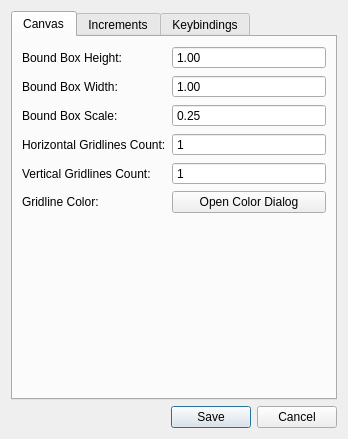
First picture: the form in src/widgets/dialogs/appsettingsdialog.ui, repository Bubu-Droid/isophine, before the edit.
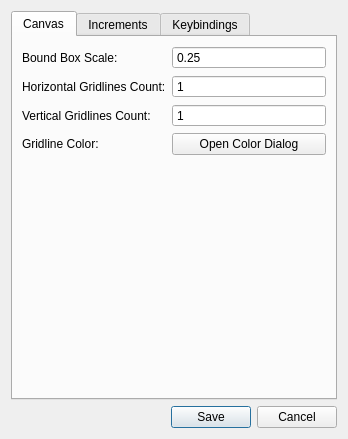
Second picture: the form after the edit. The open tabs and pages were chosen to show the change.

Commit message: feat: remove boundbox dimensions and swap order of next and prev page edits

The edit to the form file:
```diff
--- a/src/widgets/dialogs/appsettingsdialog.ui
+++ b/src/widgets/dialogs/appsettingsdialog.ui
@@ -27,131 +27,85 @@
        <item row="0" column="0">
         <layout class="QFormLayout" name="formLayout_3">
          <item row="0" column="0">
-          <widget class="QLabel" name="boxHeightLabel">
-           <property name="text">
-            <string>Bound Box Height:</string>
-           </property>
-          </widget>
-         </item>
-         <item row="0" column="1">
-          <widget class="QDoubleSpinBox" name="boxHeightSpinBox">
-           <property name="focusPolicy">
-            <enum>Qt::FocusPolicy::StrongFocus</enum>
-           </property>
-           <property name="buttonSymbols">
-            <enum>QAbstractSpinBox::ButtonSymbols::NoButtons</enum>
-           </property>
-           <property name="minimum">
-            <double>1.000000000000000</double>
-           </property>
-           <property name="maximum">
-            <double>3000.000000000000000</double>
-           </property>
-          </widget>
-         </item>
-         <item row="1" column="0">
-          <widget class="QLabel" name="boxWidthLabel">
-           <property name="text">
-            <string>Bound Box Width:</string>
-           </property>
-          </widget>
-         </item>
-         <item row="1" column="1">
-          <widget class="QDoubleSpinBox" name="boxWidthSpinBox">
-           <property name="focusPolicy">
-            <enum>Qt::FocusPolicy::StrongFocus</enum>
-           </property>
-           <property name="buttonSymbols">
-            <enum>QAbstractSpinBox::ButtonSymbols::NoButtons</enum>
-           </property>
-           <property name="minimum">
-            <double>1.000000000000000</double>
-           </property>
-           <property name="maximum">
-            <double>3000.000000000000000</double>
-           </property>
-          </widget>
-         </item>
-         <item row="2" column="0">
           <widget class="QLabel" name="boxScaleLabel">
            <property name="text">
             <string>Bound Box Scale:</string>
            </property>
           </widget>
          </item>
-         <item row="3" column="0">
+         <item row="0" column="1">
+          <widget class="QDoubleSpinBox" name="boxScaleSpinBox">
+           <property name="focusPolicy">
+            <enum>Qt::FocusPolicy::StrongFocus</enum>
+           </property>
+           <property name="buttonSymbols">
+            <enum>QAbstractSpinBox::ButtonSymbols::NoButtons</enum>
+           </property>
+           <property name="minimum">
+            <double>0.250000000000000</double>
+           </property>
+           <property name="maximum">
+            <double>5.000000000000000</double>
+           </property>
+           <property name="singleStep">
+            <double>0.250000000000000</double>
+           </property>
+          </widget>
+         </item>
+         <item row="1" column="0">
           <widget class="QLabel" name="horLinesLabel">
            <property name="text">
             <string>Horizontal Gridlines Count:</string>
            </property>
           </widget>
          </item>
-         <item row="4" column="0">
+         <item row="1" column="1">
+          <widget class="QDoubleSpinBox" name="horLinesSpinBox">
+           <property name="focusPolicy">
+            <enum>Qt::FocusPolicy::StrongFocus</enum>
+           </property>
+           <property name="buttonSymbols">
+            <enum>QAbstractSpinBox::ButtonSymbols::NoButtons</enum>
+           </property>
+           <property name="decimals">
+            <number>0</number>
+           </property>
+           <property name="minimum">
+            <double>1.000000000000000</double>
+           </property>
+          </widget>
+         </item>
+         <item row="2" column="0">
           <widget class="QLabel" name="verLinesLabel">
            <property name="text">
             <string>Vertical Gridlines Count:</string>
            </property>
           </widget>
          </item>
-         <item row="5" column="0">
+         <item row="2" column="1">
+          <widget class="QDoubleSpinBox" name="verLinesSpinBox">
+           <property name="focusPolicy">
+            <enum>Qt::FocusPolicy::StrongFocus</enum>
+           </property>
+           <property name="buttonSymbols">
+            <enum>QAbstractSpinBox::ButtonSymbols::NoButtons</enum>
+           </property>
+           <property name="decimals">
+            <number>0</number>
+           </property>
+           <property name="minimum">
+            <double>1.000000000000000</double>
+           </property>
+          </widget>
+         </item>
+         <item row="3" column="0">
           <widget class="QLabel" name="lineColorLabel">
            <property name="text">
             <string>Gridline Color:</string>
            </property>
           </widget>
          </item>
-         <item row="2" column="1">
-          <widget class="QDoubleSpinBox" name="boxScaleSpinBox">
-           <property name="focusPolicy">
-            <enum>Qt::FocusPolicy::StrongFocus</enum>
-           </property>
-           <property name="buttonSymbols">
-            <enum>QAbstractSpinBox::ButtonSymbols::NoButtons</enum>
-           </property>
-           <property name="minimum">
-            <double>0.250000000000000</double>
-           </property>
-           <property name="maximum">
-            <double>5.000000000000000</double>
-           </property>
-           <property name="singleStep">
-            <double>0.250000000000000</double>
-           </property>
-          </widget>
-         </item>
          <item row="3" column="1">
-          <widget class="QDoubleSpinBox" name="horLinesSpinBox">
-           <property name="focusPolicy">
-            <enum>Qt::FocusPolicy::StrongFocus</enum>
-           </property>
-           <property name="buttonSymbols">
-            <enum>QAbstractSpinBox::ButtonSymbols::NoButtons</enum>
-           </property>
-           <property name="decimals">
-            <number>0</number>
-           </property>
-           <property name="minimum">
-            <double>1.000000000000000</double>
-           </property>
-          </widget>
-         </item>
-         <item row="4" column="1">
-          <widget class="QDoubleSpinBox" name="verLinesSpinBox">
-           <property name="focusPolicy">
-            <enum>Qt::FocusPolicy::StrongFocus</enum>
-           </property>
-           <property name="buttonSymbols">
-            <enum>QAbstractSpinBox::ButtonSymbols::NoButtons</enum>
-           </property>
-           <property name="decimals">
-            <number>0</number>
-           </property>
-           <property name="minimum">
-            <double>1.000000000000000</double>
-           </property>
-          </widget>
-         </item>
-         <item row="5" column="1">
           <widget class="QPushButton" name="colorPushButton">
            <property name="text">
             <string>Open Color Dialog</string>
```
Left out of the diff: 34 changed lines with no effect on the pictures.
